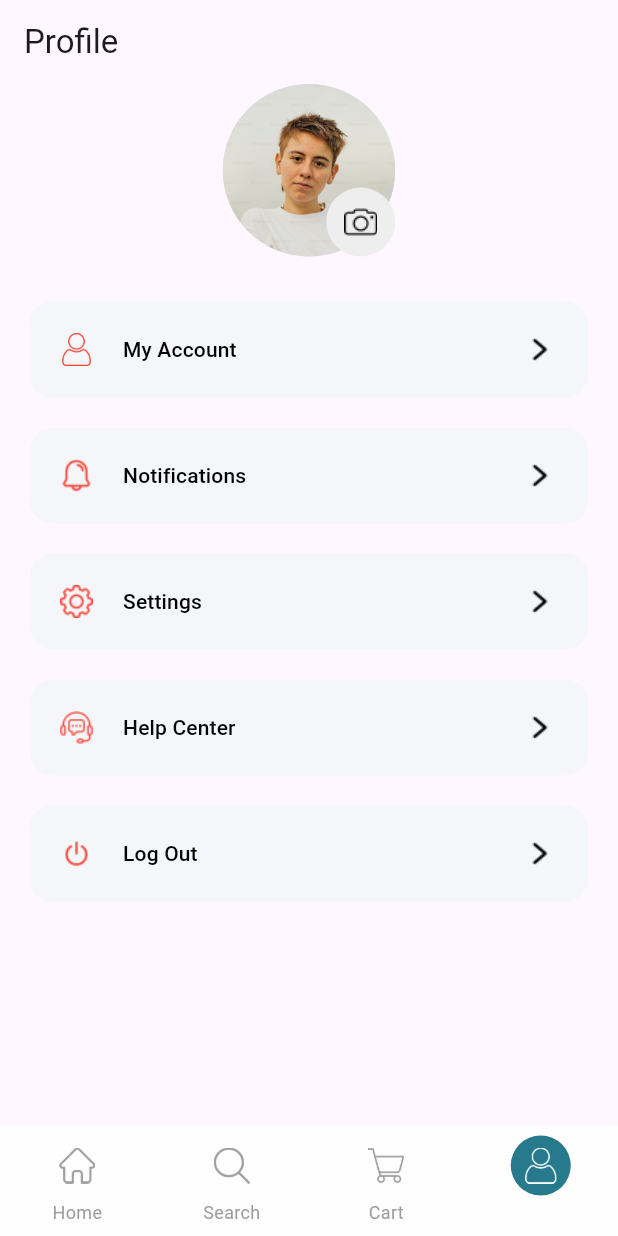
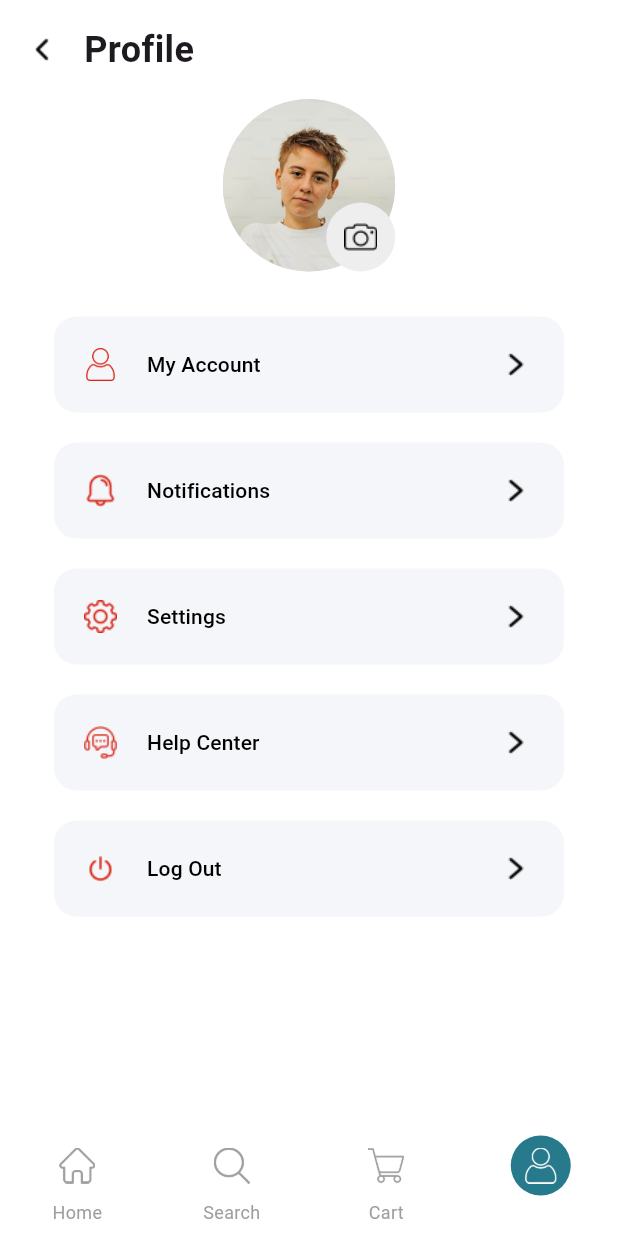
Before and after one commit to Chanukaisuru/CampKit, a Flutter app: the ProfileScreen screen opened directly, on a phone screen of 412 x 824 dp. Run offline on Flutter 3.47's test engine with Material 3 defaults, Android fonts, the phone set to English and light mode, and no system bars; our stand-ins replace firebase_auth, firebase_core; accounts and stored records are empty.

Commit message:
modified:   lib/category_pages/profile/components/body.dart 	modified:   lib/category_pages/profile/profile_screen.dart 	modified:   pubspec.lock

```diff
--- a/lib/category_pages/profile/components/body.dart
+++ b/lib/category_pages/profile/components/body.dart
@@ -71,7 +71,7 @@ class ProfileMenu extends StatelessWidget {
             Image.asset(
               icon,
               width: 22,
-              color: Colors.red,
+              color: const Color.fromARGB(255, 216, 38, 26),
             ),
             SizedBox(width: 20),
             Expanded(
--- a/lib/category_pages/profile/profile_screen.dart
+++ b/lib/category_pages/profile/profile_screen.dart
@@ -17,12 +17,53 @@ class _ProfileScreenState extends State<ProfileScreen> {
   @override
   Widget build(BuildContext context) {
     return Scaffold(
-      appBar: AppBar(
-        title: const Text('Profile'),
+      backgroundColor: Colors.white,
+      body: SafeArea(
+        child:Padding(
+          padding: const EdgeInsets.all(16.0),
+          child: Column(
+            crossAxisAlignment: CrossAxisAlignment.start,
+            children: [
+              /*--------------Back icon and Title--------------*/
+              Row(
+                children: [
+                  GestureDetector(
+                    onTap: () {
+                      Navigator.pop(context);
+                    },
+                    child: Image.asset(
+                      'assets/icon/left-arrow.png',
+                      width: 24,
+                      height: 24,
+                    ),
+                  ),
+                  SizedBox(width: 16),
+                  Text(
+                    'Profile',
+                    style: TextStyle(
+                      fontSize: 24,
+                      fontWeight: FontWeight.bold,
+
+
+                    ),
+                  ),
+                ],
+              ),
+              SizedBox(height: 16),
+              /* --------------Body-------------- */
+              Expanded(
+                child: Body(),
+              ),
+            ],
+          ),
+
+        ),
       ),
 
-      /* --------------Body-------------- */
-      body: Body(),
+
+
+
+
 
       /* --------------Bottom Navigation Bar-------------- */
       bottomNavigationBar: CustomBottomNavBar(
```
Also changed, not shown: pubspec.lock.
